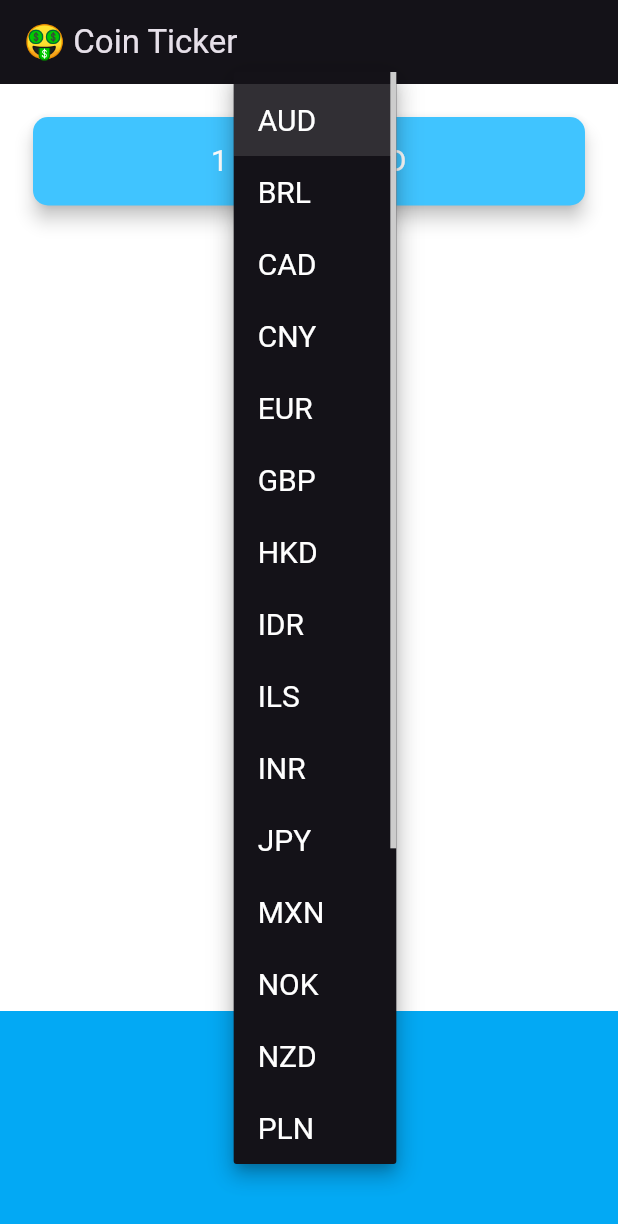
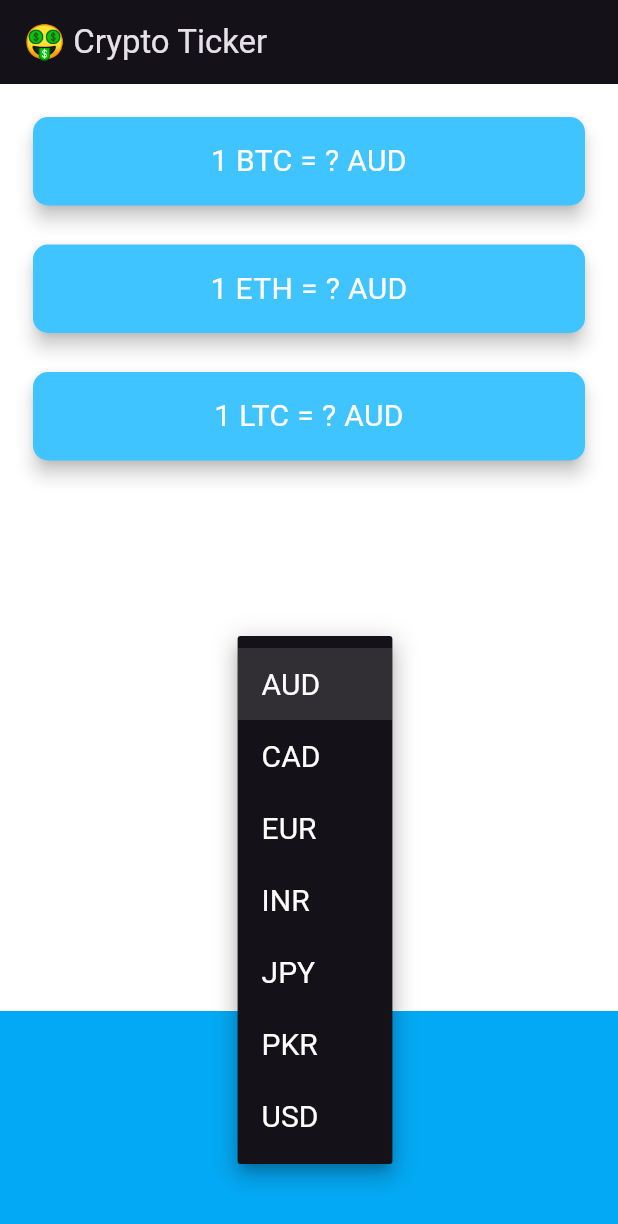
Before and after one commit to Riz-7595/crypto-ticker, a Flutter app: the screen it shows after launch, after a tap on "AUD", on a phone screen of 412 x 824 dp. Shown: the top 1224 px of the screen. Run offline on Flutter 3.47's test engine with Material 3 defaults, Android fonts, the phone set to English and light mode, and no system bars.

Commit message:
added ETH and LTC

```diff
--- a/lib/coin_data.dart
+++ b/lib/coin_data.dart
@@ -5,29 +5,7 @@
 const baseUrl = 'https://rest.coinapi.io/v1/exchangerate';
 String sampleUrl = '$baseUrl/BTC/USD?apikey=$apiKey';
 
-const List<String> currenciesList = [
-  'AUD',
-  'BRL',
-  'CAD',
-  'CNY',
-  'EUR',
-  'GBP',
-  'HKD',
-  'IDR',
-  'ILS',
-  'INR',
-  'JPY',
-  'MXN',
-  'NOK',
-  'NZD',
-  'PLN',
-  'RON',
-  'RUB',
-  'SEK',
-  'SGD',
-  'USD',
-  'ZAR'
-];
+const List<String> currenciesList = ['AUD', 'CAD', 'EUR', 'INR', 'JPY', 'PKR', 'USD'];
 
 const List<String> cryptoList = [
   'BTC',
@@ -36,16 +14,21 @@
 ];
 
 class CoinData {
-  Future getCoinData(String currency) async {
+  Future getRates(String currency) async {
+    List<String>? rates = [];
     http.Response res;
-    try {
-      res = await http.get(Uri.parse('$baseUrl/BTC/$currency?apikey=$apiKey'));
-    } catch (e) {
-      return null;
+    for (String coin in cryptoList) {
+      try {
+        res = await http.get(Uri.parse('$baseUrl/${coin}/$currency?apikey=$apiKey'));
+      } catch (e) {
+        return null;
+      }
+      if (res.statusCode == 200) {
+        double rate = json.decode(res.body)['rate'];
+        rates.add(rate.toStringAsFixed(0));
+      } else
+        return null;
     }
-    if (res.statusCode == 200)
-      return json.decode(res.body);
-    else
-      return null;
+    return rates;
   }
 }
--- a/lib/price_screen.dart
+++ b/lib/price_screen.dart
@@ -1,6 +1,5 @@
 import 'package:flutter/material.dart';
 import 'package:flutter/cupertino.dart';
-import 'package:http/http.dart';
 import 'dart:io' show Platform;
 import 'coin_data.dart';
 
@@ -11,14 +10,45 @@
 
 class _PriceScreenState extends State<PriceScreen> {
   String selectedCurrency = 'AUD';
-  String rate = '?';
+  List<String> rates = ['?', '?', '?'];
 
-  Future<String> getRate(String currency) async {
+  Future<List<String>> getRates(String currency) async {
     CoinData coinData = CoinData();
-    var data = await coinData.getCoinData(currency);
-    if (data == null) return '?';
-    double temp = data['rate'];
-    return temp.toStringAsFixed(0);
+    var rates = await coinData.getRates(currency);
+    if (rates == null) return ['?', '?', '?'];
+    return rates;
+  }
+
+  List<Widget> getCards() {
+    List<Widget> cards = [];
+    int i = 0;
+    for (String coin in cryptoList) {
+      cards.add(
+        Padding(
+          padding: EdgeInsets.fromLTRB(18.0, 18.0, 18.0, 0),
+          child: Card(
+            color: Colors.lightBlueAccent,
+            elevation: 5.0,
+            shape: RoundedRectangleBorder(
+              borderRadius: BorderRadius.circular(10.0),
+            ),
+            child: Padding(
+              padding: EdgeInsets.symmetric(vertical: 15.0, horizontal: 28.0),
+              child: Text(
+                '1 $coin = ${rates[i]} $selectedCurrency',
+                textAlign: TextAlign.center,
+                style: TextStyle(
+                  fontSize: 20.0,
+                  color: Colors.white,
+                ),
+              ),
+            ),
+          ),
+        ),
+      );
+      i++;
+    }
+    return cards;
   }
 
   Widget androidDropdown() {
@@ -36,10 +66,10 @@
       value: selectedCurrency,
       style: TextStyle(fontSize: 20),
       onChanged: (value) async {
-        var temp = await getRate(value!);
+        var temp = await getRates(value!);
         setState(() {
           selectedCurrency = value;
-          rate = temp;
+          rates = temp;
         });
       },
       items: items,
@@ -60,6 +90,7 @@
       itemExtent: 32,
       backgroundColor: Colors.lightBlue,
       onSelectedItemChanged: (index) {
+        //TODO Apply get crypto rates
         setState(() {
           selectedCurrency = currenciesList[index];
         });
@@ -72,32 +103,16 @@
   Widget build(BuildContext context) {
     return Scaffold(
       appBar: AppBar(
-        title: Text('🤑 Coin Ticker'),
+        title: Text('🤑 Crypto Ticker'),
       ),
       body: Column(
         mainAxisAlignment: MainAxisAlignment.spaceBetween,
         crossAxisAlignment: CrossAxisAlignment.stretch,
-        children: <Widget>[
-          Padding(
-            padding: EdgeInsets.fromLTRB(18.0, 18.0, 18.0, 0),
-            child: Card(
-              color: Colors.lightBlueAccent,
-              elevation: 5.0,
-              shape: RoundedRectangleBorder(
-                borderRadius: BorderRadius.circular(10.0),
-              ),
-              child: Padding(
-                padding: EdgeInsets.symmetric(vertical: 15.0, horizontal: 28.0),
-                child: Text(
-                  '1 BTC = $rate $selectedCurrency',
-                  textAlign: TextAlign.center,
-                  style: TextStyle(
-                    fontSize: 20.0,
-                    color: Colors.white,
-                  ),
-                ),
-              ),
-            ),
+        children: [
+          Column(
+            mainAxisAlignment: MainAxisAlignment.start,
+            crossAxisAlignment: CrossAxisAlignment.stretch,
+            children: getCards(),
           ),
           Container(
             height: 150.0,
```
